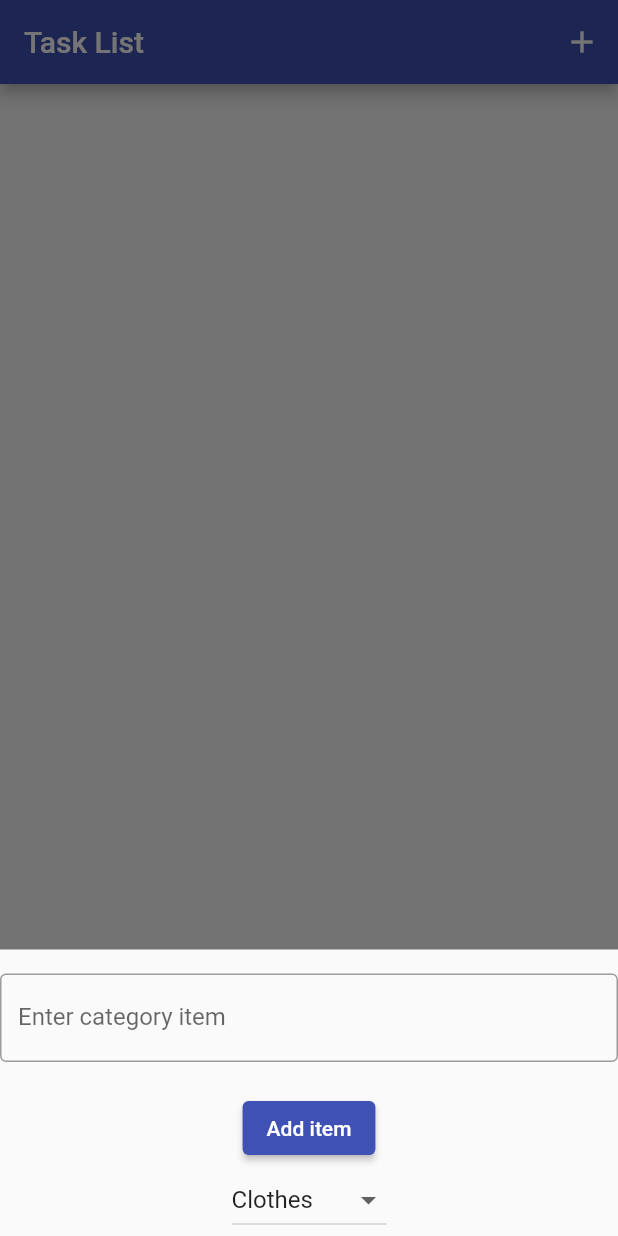
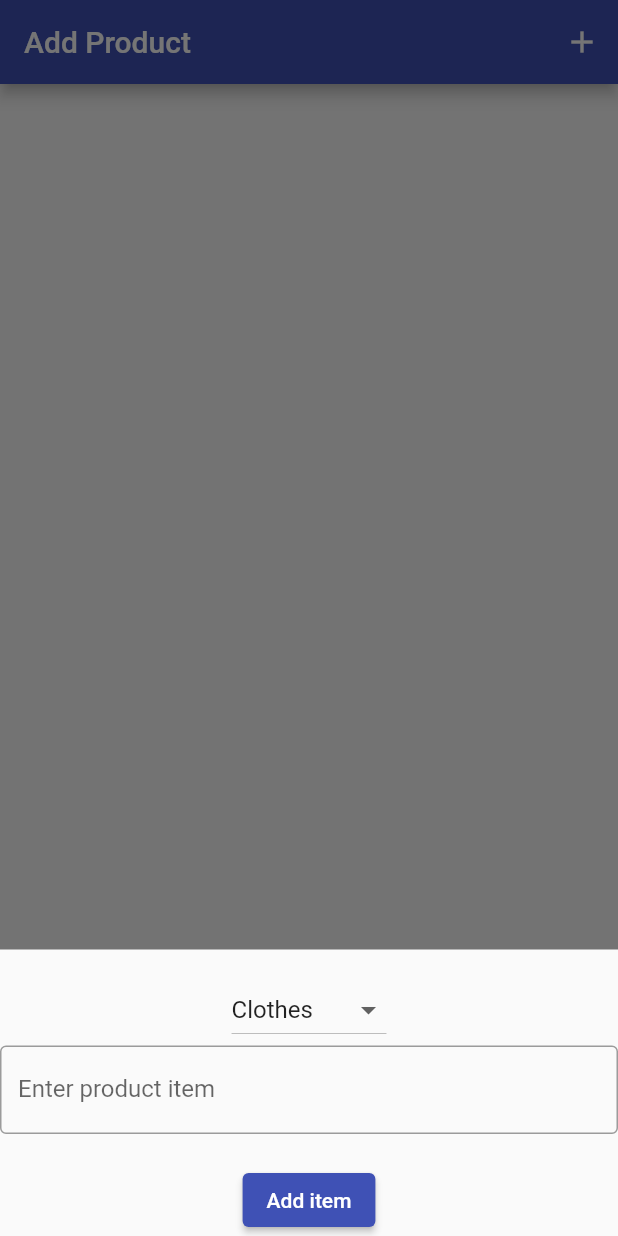
Before and after one commit to Ezhilarasan18/Flutter-upskill, a Flutter app: the screen it shows after launch, after a tap on the "add" icon, on a phone screen of 412 x 824 dp. Run offline on Flutter 3.47's test engine with Material 2 defaults, Android fonts, the phone set to English and light mode, and no system bars.

Commit message:
passing value from bloc pattern

```diff
--- a/lib/bloc/counter_bloc.dart
+++ b/lib/bloc/counter_bloc.dart
@@ -5,7 +5,7 @@ enum CounterAction { Increment, Decrement, Reset }
 class CounterBloc {
   int counter = 0;
 
-  final _stateStreamController = StreamController<int>();
+  final _stateStreamController = StreamController<int>.broadcast();
   StreamSink<int> get counterSink => _stateStreamController.sink;
   Stream<int> get counterStream => _stateStreamController.stream;
 
--- /dev/null
+++ b/lib/bloc/product_bloc.dart
@@ -0,0 +1,32 @@
+import 'dart:async';
+
+class Product {
+  final String id;
+  final String title;
+  final String category;
+  Product(this.id, this.title,this.category);
+}
+
+class ProductBloc {
+  final _productController = StreamController<List<Product>>();
+  Stream<List<Product>> get productStream => _productController.stream;
+
+ List<Product> _products = [];
+
+  void addTask(Product prod) {
+    _products.add(prod);
+    _productController.sink.add(_products);
+  }
+
+
+  void deleteTask(String prodId) {
+    _products.removeWhere((prod) => prod.id == prodId);
+    _productController.sink.add(_products);
+  }
+
+  void dispose() {
+    _productController.close();
+  }
+}
+
+final productBloc = ProductBloc();
--- a/lib/bloc/task_bloc.dart
+++ /dev/null
@@ -1,40 +0,0 @@
-import 'dart:async';
-
-class Task {
-  final String id;
-  final String title;
-  final String category;
-  final String iconname;
-  Task(this.id, this.title,this.category,this.iconname);
-}
-
-class TaskBloc {
-  final _tasksController = StreamController<List<Task>>();
-  Stream<List<Task>> get tasksStream => _tasksController.stream;
-
- List<Task> _tasks = [];
-
-  void addTask(Task task) {
-    _tasks.add(task);
-    _tasksController.sink.add(_tasks);
-  }
-
-  void updateTask(Task updatedTask) {
-    final index = _tasks.indexWhere((task) => task.id == updatedTask.id);
-    if (index != -1) {
-      _tasks[index] = updatedTask;
-      _tasksController.sink.add(_tasks);
-    }
-  }
-
-  void deleteTask(String taskId) {
-    _tasks.removeWhere((task) => task.id == taskId);
-    _tasksController.sink.add(_tasks);
-  }
-
-  void dispose() {
-    _tasksController.close();
-  }
-}
-
-final taskBloc = TaskBloc();
--- a/lib/main.dart
+++ b/lib/main.dart
@@ -14,7 +14,7 @@ import 'package:evaluation_one/widget/ongeneraterouteone.dart';
 import 'package:evaluation_one/widget/ongenerateroutetwo.dart';
 import 'package:evaluation_one/widget/ongenerateroutethree.dart';
 import 'package:evaluation_one/widget/counter.dart';
-import 'package:evaluation_one/widget/taskscreen.dart';
+import 'package:evaluation_one/widget/productscreen.dart';
 
 
 void main() {
@@ -40,10 +40,11 @@ class MyApp extends StatelessWidget {
 
         // MaterialPageRoute example
         // home:const RouteOne()
+        // home: const CounterPage()
+        // home:const TaskScreen()
+
         // home: const Counter()
-        // home: const CounterPage()0
-        // home:const TaskScreen()
-        home:const TaskScreen()
+        home:const ProductScreen()
 
 
 
--- /dev/null
+++ b/lib/widget/productscreen.dart
@@ -0,0 +1,155 @@
+import 'package:flutter/material.dart';
+import 'package:evaluation_one/bloc/product_bloc.dart';
+import 'dart:math';
+
+class ProductScreen extends StatefulWidget {
+  const ProductScreen({super.key});
+
+  @override
+  State<ProductScreen> createState() => _ProductScreenState();
+}
+
+class _ProductScreenState extends State<ProductScreen> {
+  String _inputText = '';
+  final List<String> _dropdownItems = ['Clothes', 'Electronics', 'Vegetables'];
+  String _selectedCategory = 'Clothes';
+  String generateUniqueId() {
+    int randomNumber = Random().nextInt(999999999);
+    print(randomNumber);
+    return '$randomNumber';
+  }
+
+  TextEditingController _textEditingController = TextEditingController();
+
+  void _clearTextField() {
+    _textEditingController.clear();
+  }
+
+  void openBottomSheet(BuildContext context) {
+    showModalBottomSheet(
+      context: context,
+      builder: (BuildContext context) {
+        return StatefulBuilder(builder: (context, setState) {
+          return Container(
+            padding: const EdgeInsets.only(top: 16.0),
+            child: Column(
+              mainAxisSize: MainAxisSize.min,
+              children: [
+                DropdownButton<String>(
+                    value: _selectedCategory,
+                    onChanged: (newValue) {
+                      setState(() {
+                        print('ddf$newValue');
+                        _selectedCategory = newValue!;
+                      });
+                    },
+                    items: _dropdownItems.map((item) {
+                      return DropdownMenuItem<String>(
+                        value: item,
+                        child: Text(item),
+                      );
+                    }).toList()),
+                TextField(
+                  controller: _textEditingController,
+                  scrollPadding: const EdgeInsets.only(top: 20),
+                  onChanged: (text) {
+                    setState(() {
+                      _inputText = text;
+                    });
+                  },
+                  decoration: const InputDecoration(
+                    labelText: 'Enter product item',
+                    border: OutlineInputBorder(),
+                  ),
+                ),
+                const SizedBox(height: 20),
+                ElevatedButton(
+                  onPressed: () {
+                    Navigator.of(context).pop();
+                  },
+                  child: InkWell(
+                    onTap: () {
+                      productBloc.addTask(Product(
+                          generateUniqueId(), _inputText, _selectedCategory));
+
+                      _clearTextField();
+                    },
+                    child: const Text('Add item'),
+                  ),
+                ),
+
+              ],
+            ),
+          );
+        });
+      },
+    );
+  }
+
+  @override
+  Widget build(BuildContext context) {
+    return Scaffold(
+      appBar: AppBar(
+        title: const Text('Add Product'),
+        actions: [
+          IconButton(
+            icon: const Icon(Icons.add),
+            onPressed: () {
+              openBottomSheet(context);
+            },
+          ),
+        ],
+      ),
+      body:
+       StreamBuilder<List<Product>>(
+        stream: productBloc.productStream,
+        initialData: [],
+        builder: (context, snapshot) {
+          final products = snapshot.data;
+          return ListView.builder(
+            itemCount: products?.length,
+            itemBuilder: (context, index) {
+              final product = products![index];
+              return ListTile(
+                title: Text(
+                  product.category,
+                  style: const TextStyle(fontSize: 25, color: Colors.blue),
+                ),
+                subtitle: Text(
+                  product.title,
+                  style: const TextStyle(
+                      fontWeight: FontWeight.bold, color: Colors.blueGrey),
+                ),
+                leading: Column(
+                  children: [
+                    if (product.category == _dropdownItems[0])
+                      const IconButton(
+                        icon: Icon(Icons.favorite),
+                        onPressed: null,
+                      )
+                    else if (product.category == _dropdownItems[1])
+                      const IconButton(
+                        icon: Icon(Icons.movie_creation),
+                        onPressed: null,
+                      )
+                    else if (product.category == _dropdownItems[2])
+                      const IconButton(
+                        icon: Icon(Icons.home_filled),
+                        onPressed: null,
+                      )
+                  ],
+                ),
+                trailing: IconButton(
+                  icon: const Icon(Icons.delete),
+                  onPressed: () {
+                    productBloc.deleteTask(product.id);
+                  },
+                ),
+              );
+            },
+          );
+        },
+      ),
+    );
+  }
+}
--- a/lib/widget/taskscreen.dart
+++ /dev/null
@@ -1,134 +0,0 @@
-import 'package:flutter/material.dart';
-import 'package:evaluation_one/bloc/task_bloc.dart';
-import 'dart:math';
-class TaskScreen extends StatefulWidget {
-  const TaskScreen ({super.key});
-
-  @override
-  State<TaskScreen> createState() => _TaskScreenState();
-}
-
-class _TaskScreenState extends State<TaskScreen> {
-   String _inputText = '';
-  final List<String> _dropdownItems = ['Clothes', 'Electronics', 'Vegetables'];
-  String _selectedCategory = 'Clothes';
-   String generateUniqueId() {
-  int randomNumber = Random().nextInt(999999999);
-  // String timestamp = DateTime.now().millisecondsSinceEpoch.toString();
-  print(randomNumber);
-  return '$randomNumber';
-}
-
-void openBottomSheet(BuildContext context) {
-    showModalBottomSheet(
-      context: context,
-      builder: (BuildContext context) {
-        return StatefulBuilder(
-          builder: (context,setState){
-            return Container(
-          padding: const EdgeInsets.only(top:16.0),
-          child:
-           Column(
-            mainAxisSize: MainAxisSize.min,
-            children: [
-              TextField(
-                scrollPadding: const EdgeInsets.only(top:20),
-              onChanged: (text) {
-                setState(() {
-                  _inputText = text;
-                });
-              },
-              decoration: const InputDecoration(
-                labelText: 'Enter category item',
-                border: OutlineInputBorder(),
-              ),
-            ),
-             const SizedBox(height: 20),
-              ElevatedButton(
-                onPressed: () {
-                  Navigator.of(context).pop();
-                },
-                child:InkWell(
-                  onTap: (){
-                    taskBloc.addTask(Task(generateUniqueId(), _inputText,_selectedCategory,'beach_access'));
-                  },
-                  child: const Text('Add item'),
-                ),
-              ),
-              DropdownButton<String>(
-            value: _selectedCategory,
-            onChanged: (newValue) {
-              // Update the selected item
-              setState(() {
-              print('ddf$newValue');
-
-              _selectedCategory = newValue!;
-              });
-            },
-            items: _dropdownItems.map((item) {
-              return DropdownMenuItem<String>(
-                value: item,
-                child: Text(item),
-              );
-            }).toList())
-            ],
-          ),
-        );
-
-          }
-          );
-      },
-    );
-  }
-  @override
-  Widget build(BuildContext context) {
-    return Scaffold(
-      appBar: AppBar(title: const Text('Task List'),
-        actions: [
-          IconButton(
-            icon: const Icon(Icons.add),
-            onPressed: () {
-              // Add your action here
-              // For example, navigate to settings page
-              openBottomSheet(context);
-            },
-          ),
-        ],
-      ),
-      body:
-        StreamBuilder<List<Task>>(
-            stream: taskBloc.tasksStream,
-            initialData: [],
-            builder: (context, snapshot) {
-              final tasks = snapshot.data;
-              return ListView.builder(
-                itemCount: tasks?.length,
-                itemBuilder: (context, index) {
-                  final task = tasks![index];
-                  return ListTile(
-                    title: Text(task.category,style: const TextStyle(fontSize:25,color: Colors.blue),),
-                    subtitle: Text(task.title,style: const TextStyle(fontWeight: FontWeight.bold,color: Colors.blueGrey),),
-                    leading:
-                    Column(
-                      children: [
-                        if(task.category=='Clothes') const IconButton(icon:  Icon(Icons.favorite),onPressed: null,)
-                        else if(task.category=='Electronics') const IconButton(icon:  Icon(Icons.movie_creation),onPressed: null,)
-                        else if(task.category=='Vegetables') const IconButton(icon:  Icon(Icons.home_filled),onPressed: null,)
-
-                      ],
-                    ),
-                    // task.category=='Clothes'? const IconButton(icon:  Icon(Icons.favorite),onPressed: null,):const IconButton(icon:  Icon(Icons.beach_access),onPressed: null,),
-                    trailing: IconButton(
-                      icon:const Icon(Icons.delete),
-                      onPressed: () {
-                        taskBloc.deleteTask(task.id);
-                      },
-                    ),
-                  );
-                },
-              );
-            },
-          ) ,
-    );
-  }
-}
```
Also changed, not shown: lib/widget/counter.dart (+8 -2 lines), lib/widget/counterscreentwo.dart (+26 -13 lines).
